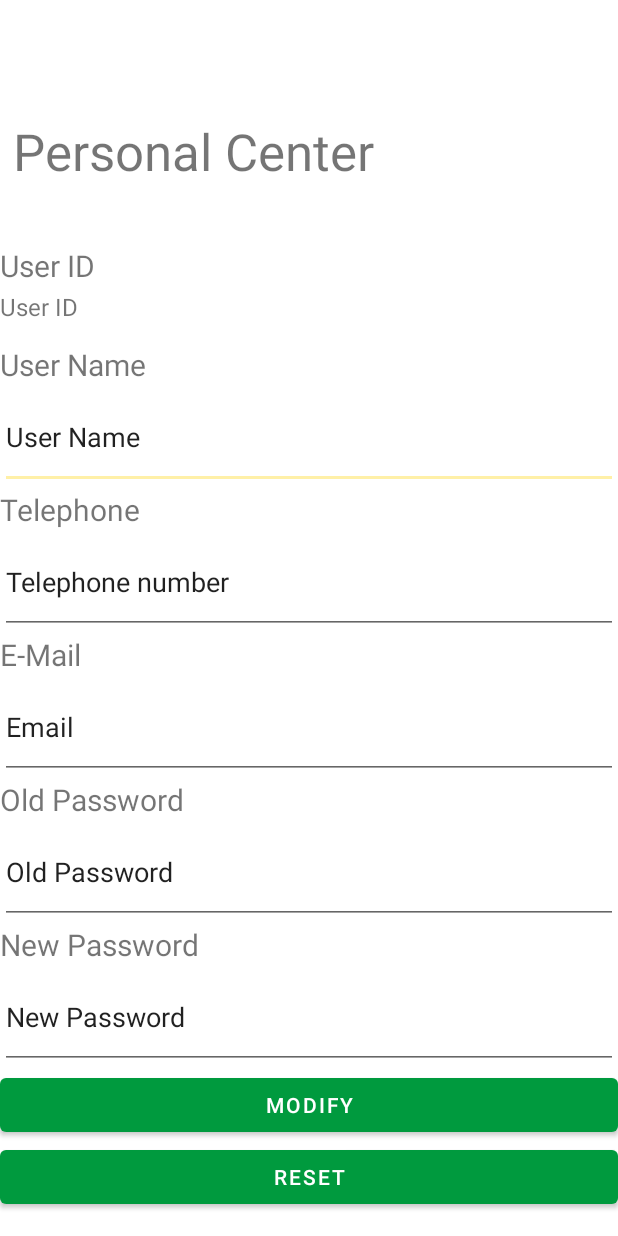
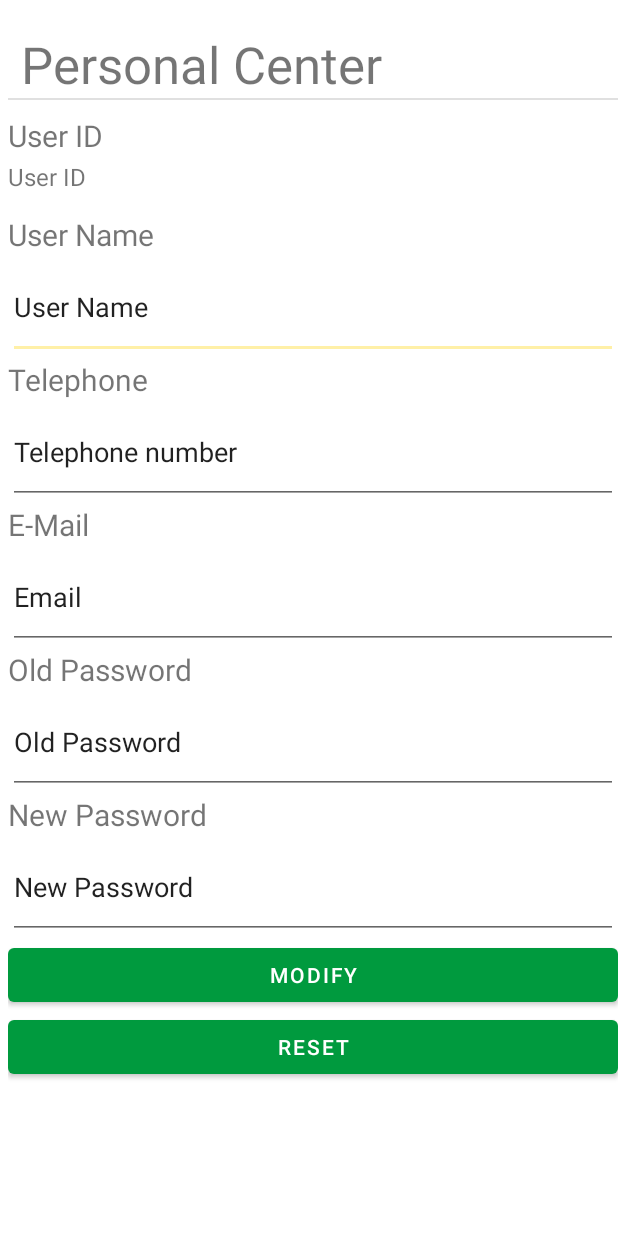
Before and after one commit to SZYD717/Job_Match_App, an Android app: the layout fragment_personal.xml on its own in the app's theme, with its tools: preview values and no code run, on a phone screen of 412 x 824 dp. Run offline under Robolectric (Android 15) with nearby library versions, the phone set to English and light mode, and no system bars; network calls fail.

Commit message:
修改了personal界面

```diff
--- a/app/src/main/res/layout/fragment_personal.xml
+++ b/app/src/main/res/layout/fragment_personal.xml
@@ -3,7 +3,8 @@
     xmlns:app="http://schemas.android.com/apk/res-auto"
     xmlns:tools="http://schemas.android.com/tools"
     android:layout_width="match_parent"
-    android:layout_height="match_parent">
+    android:layout_height="match_parent"
+    android:layout_marginLeft="5dp">
 
     <LinearLayout
         android:layout_width="match_parent"
@@ -12,19 +13,19 @@
         tools:layout_editor_absoluteX="0dp"
         tools:layout_editor_absoluteY="0dp">
 
-        <Space
-            android:layout_width="match_parent"
-            android:layout_height="78dp" />
-
         <TextView
             android:layout_width="match_parent"
             android:layout_height="wrap_content"
+            android:layout_marginTop="20dp"
             android:text=" Personal Center"
             android:textSize="34sp" />
 
-        <Space
+        <View
+            android:id="@+id/divider10"
             android:layout_width="match_parent"
-            android:layout_height="40dp" />
+            android:layout_height="1dp"
+            android:layout_marginBottom="10dp"
+            android:background="?android:attr/listDivider" />
 
         <TextView
             android:layout_width="match_parent"
```
